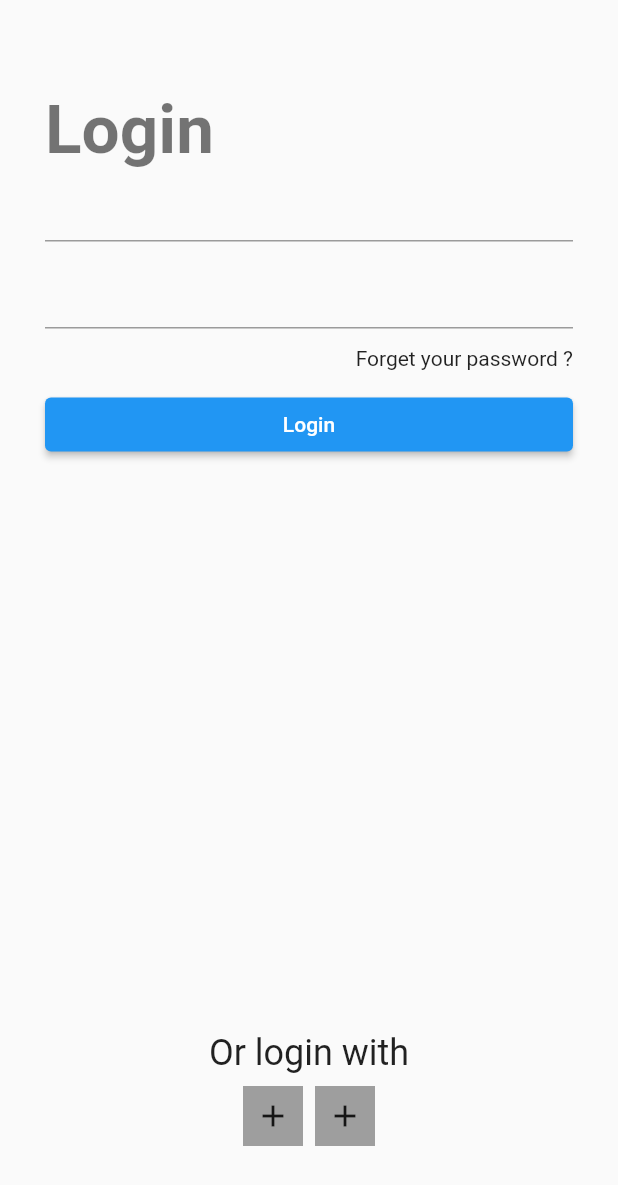
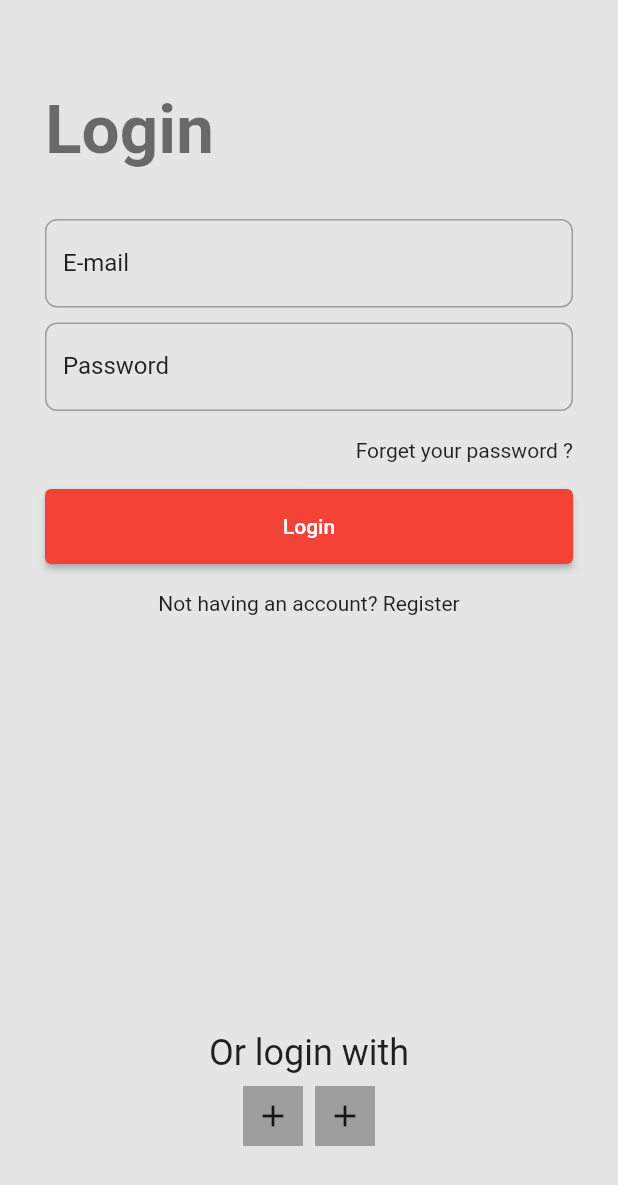
Before and after one commit to omer1998/e_commerce, a Flutter app: the screen it shows after launch, on a phone screen of 412 x 824 dp. Shown: the top 1185 px of the screen. Run offline on Flutter 3.47's test engine with Material 2 defaults, Android fonts, the phone set to English and light mode, and no system bars.

Commit message:
[Theme] customize features, edits on structure

```diff
--- a/lib/main.dart
+++ b/lib/main.dart
@@ -15,7 +15,20 @@ class MyApp extends StatelessWidget {
     return MaterialApp(
       title: 'Flutter Demo',
       theme: ThemeData(
-        primarySwatch: Colors.blue,
+
+        primaryColor: Colors.red,
+        scaffoldBackgroundColor: const Color(0xffE5E5E5),
+
+        inputDecorationTheme: InputDecorationTheme(
+          labelStyle: Theme.of(context).textTheme.subtitle1,
+          focusedBorder: OutlineInputBorder(borderRadius: BorderRadius.circular(8),
+          borderSide: const BorderSide(color: Colors.grey)),
+
+          enabledBorder: OutlineInputBorder(borderRadius: BorderRadius.circular(8),
+          borderSide: const BorderSide(color: Colors.grey)),
+
+          //disabledBorder: OutlineInputBorder(borderRadius: BorderRadius.circular(8)) // i think this activate if the
+        )
       ),
       onGenerateRoute: onGenerate,
       initialRoute: AppRoutes.authPage,
--- a/lib/views/pages/authPage.dart
+++ b/lib/views/pages/authPage.dart
@@ -9,11 +9,14 @@ class AuthPage extends StatefulWidget {
 }
 
 class _AuthPageState extends State<AuthPage> {
+  final _formKey = GlobalKey<FormState>();
   @override
   Widget build(BuildContext context) {
     return SafeArea(
       child: Scaffold(
+        resizeToAvoidBottomInset: false, // this make the keyboard float in order to not take space of screen
           body: Form(
+            key: _formKey,
         child: Padding(
           padding: const EdgeInsets.symmetric(vertical: 60, horizontal: 30),
           child: Column(
@@ -26,25 +29,48 @@ class _AuthPageState extends State<AuthPage> {
                     .headline3
                     ?.copyWith(fontWeight: FontWeight.bold),
               ),
-              TextFormField(),
+              const SizedBox(height: 33,),
+              TextFormField(
+                validator: (value) {
+                  if(value == null || value.isEmpty){
+                    return "Please this field is required";
+                  }else{
+                    return null;
+                  }
+                  // or in other way
+                  //(value)=> value?.trim().isEmpty == true ? "This field is required" : null  null here mean the input is valid
+                },
+                decoration: const InputDecoration(label: Text("E-mail"))
+              ),
               const SizedBox(
                 height: 10,
               ),
-              TextFormField(),
+              TextFormField(
+                validator: (value)=> value?.trim().isEmpty == true ? "This field is required" : null,
+                decoration:  const InputDecoration( label: Text("Password"), hintText: "Enter your password")
+              ),
               const SizedBox(
-                height: 12,
+                height: 18,
               ),
               const Align(
                   alignment: Alignment.centerRight,
                   child: Text("Forget your password ?")),
               const SizedBox(
-                height: 12,
+                height: 18,
               ),
               // as we have the same button in multiple pages
               //it's good approach to create it as a custom widget that is applicable in multiole situation
 
-              SizedBox(width: double.infinity,
-                child: AuthButton(action: () {}, btnName: "Login")),
+              SizedBox(width: double.infinity,height: 50,
+                child: AuthButton(action: (){} , btnName: "Login")),
+
+                const SizedBox(height: 18,),
+               Align(
+                alignment: Alignment.center,
+                 child: InkWell(child: const Text("Not having an account? Register", ),
+                             onTap: () {
+                             },),
+               ),
 
               // add spacer widget
               const Spacer(),
--- a/lib/views/sharedWidgets/authButton.dart
+++ b/lib/views/sharedWidgets/authButton.dart
@@ -1,14 +1,17 @@
-
 import 'package:flutter/material.dart';
-
 
 class AuthButton extends StatelessWidget {
   final String btnName;
   final VoidCallback action;
-   const AuthButton({super.key,required this.action,required this.btnName });
+  const AuthButton({super.key, required this.action, required this.btnName});
 
   @override
   Widget build(BuildContext context) {
-    return ElevatedButton(onPressed:action, child: Text(btnName));
+    return ElevatedButton(
+      onPressed: action,
+      style: ElevatedButton.styleFrom(
+          backgroundColor: Theme.of(context).primaryColor),
+      child: Text(btnName),
+    );
   }
 }
```
